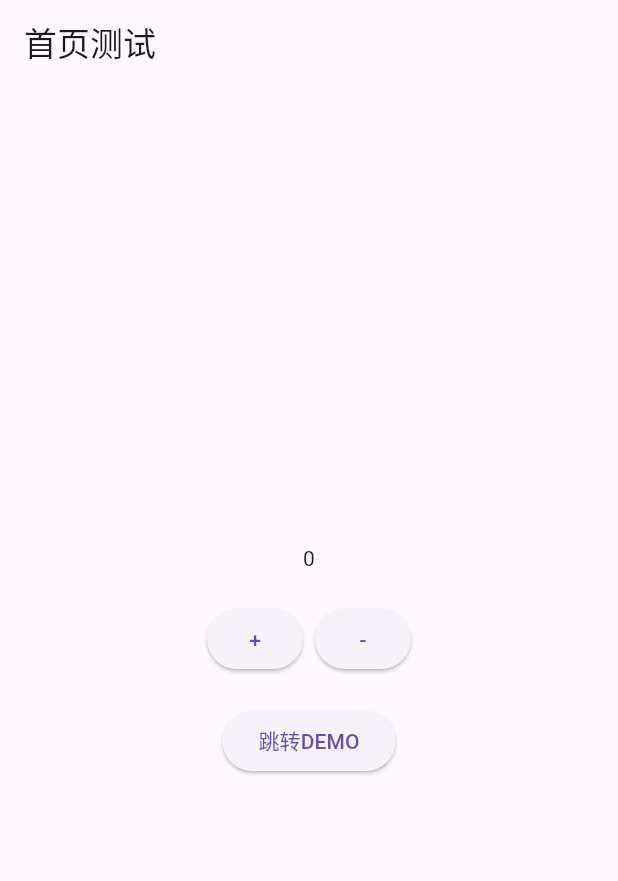
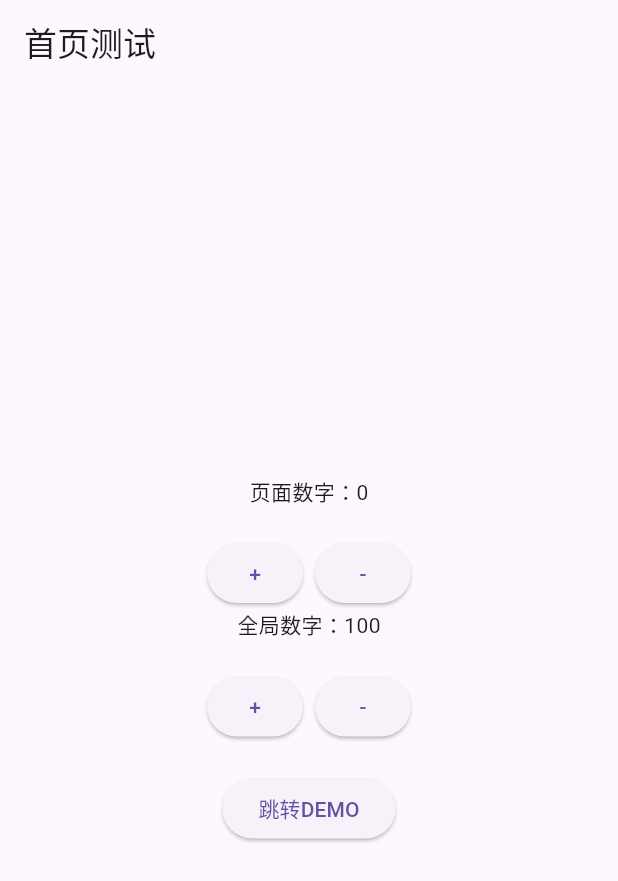
Before and after one commit to oonne/flutter-demo, a Flutter app: the HomeView screen opened by its route, on a phone screen of 412 x 824 dp. Shown: the top 881 px of the screen. Run offline on Flutter 3.47's test engine with Material 3 defaults, Android fonts, the phone set to English and light mode, and no system bars; our stand-ins replace flutter_dotenv, go_router, shared_preferences; accounts and stored records are empty.

Commit message:
feat: 全局数字

```diff
--- a/lib/global/state.dart
+++ b/lib/global/state.dart
@@ -2,5 +2,5 @@
  * 全局的状态管理
  */
 class GlobalState {
-
+  int globalNum = 100;
 }
--- a/lib/pages/demo/demo_model.dart
+++ b/lib/pages/demo/demo_model.dart
@@ -1,3 +1,4 @@
 class DemoModel {
   int number = 0;
+  int globalNum = 0;
 }
--- a/lib/pages/home/home_model.dart
+++ b/lib/pages/home/home_model.dart
@@ -1,3 +1,4 @@
 class HomeModel {
   int number = 0;
+  int globalNum = 0;
 }
--- a/lib/pages/home/home_view.dart
+++ b/lib/pages/home/home_view.dart
@@ -15,18 +15,24 @@ class HomeView extends StatelessWidget {
     return ChangeNotifierProvider(
       create: (_) {
         final viewModel = HomeViewModel();
+        viewModel.init();
         return viewModel;
       },
       child: Consumer<HomeViewModel>(
         builder: (context, viewModel, child) {
+          /*
+           * 页面
+           */
           return Scaffold(
             appBar: AppBar(title: Text('首页测试')),
             body: Center(
               child: Column(
                 mainAxisAlignment: MainAxisAlignment.center,
                 children: [
-                  /* 显示数字 */
-                  Text(viewModel.number.toString()),
+                  /*
+                   * 页面数字
+                   */
+                  Text('页面数字：${viewModel.number}'),
                   const SizedBox(height: 20),
                   Row(
                     mainAxisAlignment: MainAxisAlignment.center,
@@ -38,6 +44,30 @@ class HomeView extends StatelessWidget {
                       ),
                       ElevatedButton(
                         onPressed: viewModel.sub,
+                        child: const Text('-'),
+                      ),
+                    ],
+                  ),
+
+                  /*
+                   * 全局数字
+                   */
+                  Text('全局数字：${viewModel.globalNum}'),
+                  const SizedBox(height: 20),
+                  Row(
+                    mainAxisAlignment: MainAxisAlignment.center,
+                    spacing: 8,
+                    children: [
+                      ElevatedButton(
+                        onPressed: () {
+                          viewModel.setGlobalNum(viewModel.globalNum + 1);
+                        },
+                        child: const Text('+'),
+                      ),
+                      ElevatedButton(
+                        onPressed: () {
+                          viewModel.setGlobalNum(viewModel.globalNum - 1);
+                        },
                         child: const Text('-'),
                       ),
                     ],
--- a/lib/pages/home/home_view_model.dart
+++ b/lib/pages/home/home_view_model.dart
@@ -1,10 +1,32 @@
 import 'package:flutter/material.dart';
+import 'package:flutter_demo/global/state.dart';
 
 import 'home_model.dart';
 
 class HomeViewModel extends ChangeNotifier {
   final HomeModel model = HomeModel();
 
+  /*
+   * 初始化
+   */
+  init() {
+    model.globalNum = GlobalState().globalNum;
+  }
+
+  /*
+   * 全局数字
+   */
+  int get globalNum => model.globalNum;
+
+  void setGlobalNum(int num) {
+    model.globalNum = num;
+    GlobalState().globalNum = num;
+    notifyListeners();
+  }
+
+  /*
+   * 页面数字
+   */
   int get number => model.number;
 
   void add() {
--- a/lib/pages/splash/splash_view.dart
+++ b/lib/pages/splash/splash_view.dart
@@ -19,6 +19,9 @@ class SplashView extends StatelessWidget {
       },
       child: Consumer<SplashViewModel>(
         builder: (context, viewModel, child) {
+          /*
+           * 页面
+           */
           return Scaffold(
             appBar: AppBar(title: Text('Splash页面')),
             body: Center(
```
Also changed, not shown: lib/pages/demo/demo_view.dart (+29 -2 lines), lib/pages/demo/demo_view_model.dart (+14 -2 lines), 1 other file.
